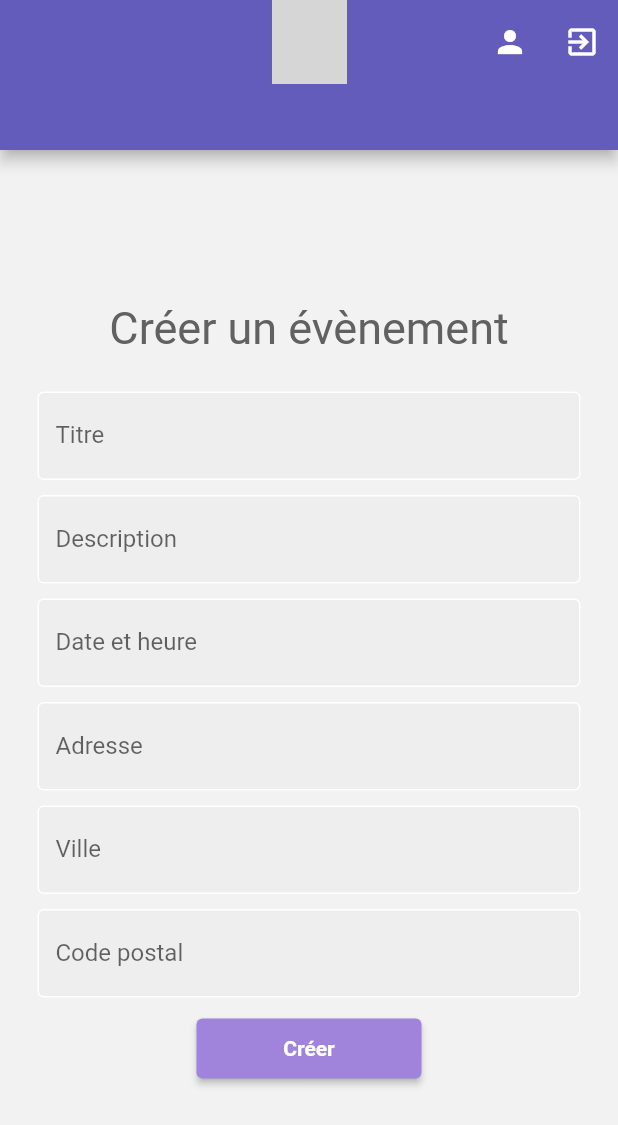
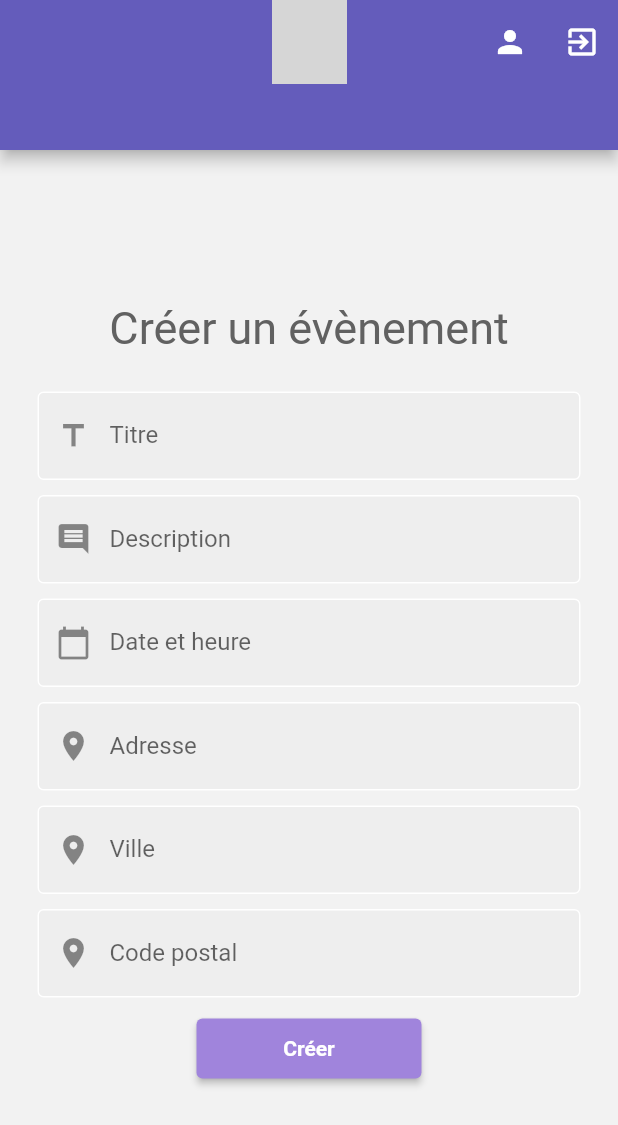
Before and after one commit to Arnaud541/Flutter_Reunionou, a Flutter app: the screen it shows after launch, on a phone screen of 412 x 824 dp. Shown: the top 1125 px of the screen. Run offline on Flutter 3.47's test engine with Material 2 defaults, Android fonts, the light colour scheme and no system bars; our stand-ins replace dio, flutter_datetime_picker, flutter_map, latlong2; missing offline and left inert: jwt_decode; accounts and stored records are empty; grey boxes are pictures that could not be loaded.

Commit message:
Feature: formulaire event update

```diff
--- a/lib/screens/create_event_screen.dart
+++ b/lib/screens/create_event_screen.dart
@@ -117,7 +117,8 @@ class _CreateEventScreenState extends State<CreateEventScreen> {
                         padding: const EdgeInsets.symmetric(horizontal: 25.0),
                         child: TextFormField(
                           decoration: InputDecoration(
-                            enabledBorder: const OutlineInputBorder(
+                              prefixIcon: const Icon(Icons.title),
+                          enabledBorder: const OutlineInputBorder(
                               borderSide: BorderSide(color: Colors.white),
                             ),
                             labelText: 'Titre',
@@ -147,6 +148,7 @@ class _CreateEventScreenState extends State<CreateEventScreen> {
                         padding: const EdgeInsets.symmetric(horizontal: 25.0),
                         child: TextFormField(
                           decoration: InputDecoration(
+                            prefixIcon: const Icon(Icons.comment),
                             enabledBorder: const OutlineInputBorder(
                               borderSide: BorderSide(color: Colors.white),
                             ),
@@ -177,6 +179,7 @@ class _CreateEventScreenState extends State<CreateEventScreen> {
                         padding: const EdgeInsets.symmetric(horizontal: 25.0),
                         child: TextFormField(
                           decoration: InputDecoration(
+                            prefixIcon: const Icon(Icons.calendar_today),
                             enabledBorder: const OutlineInputBorder(
                               borderSide: BorderSide(color: Colors.white),
                             ),
@@ -258,6 +261,7 @@ class _CreateEventScreenState extends State<CreateEventScreen> {
                         padding: const EdgeInsets.symmetric(horizontal: 25.0),
                         child: TextFormField(
                           decoration: InputDecoration(
+                            prefixIcon: const Icon(Icons.location_on),
                             enabledBorder: const OutlineInputBorder(
                               borderSide: BorderSide(color: Colors.white),
                             ),
@@ -288,6 +292,7 @@ class _CreateEventScreenState extends State<CreateEventScreen> {
                         padding: const EdgeInsets.symmetric(horizontal: 25.0),
                         child: TextFormField(
                           decoration: InputDecoration(
+                            prefixIcon: const Icon(Icons.location_on),
                             enabledBorder: const OutlineInputBorder(
                               borderSide: BorderSide(color: Colors.white),
                             ),
@@ -318,6 +323,7 @@ class _CreateEventScreenState extends State<CreateEventScreen> {
                         padding: const EdgeInsets.symmetric(horizontal: 25.0),
                         child: TextFormField(
                           decoration: InputDecoration(
+                            prefixIcon: const Icon(Icons.location_on),
                             enabledBorder: const OutlineInputBorder(
                               borderSide: BorderSide(color: Colors.white),
                             ),
```
